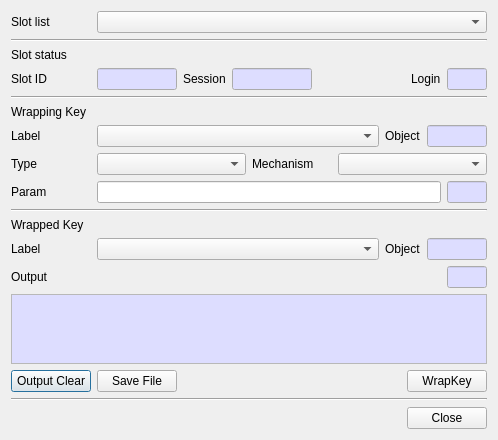
First picture: the form in CryptokiMan/wrap_key_dlg.ui, repository jykim74/CryptokiMan, before the edit.
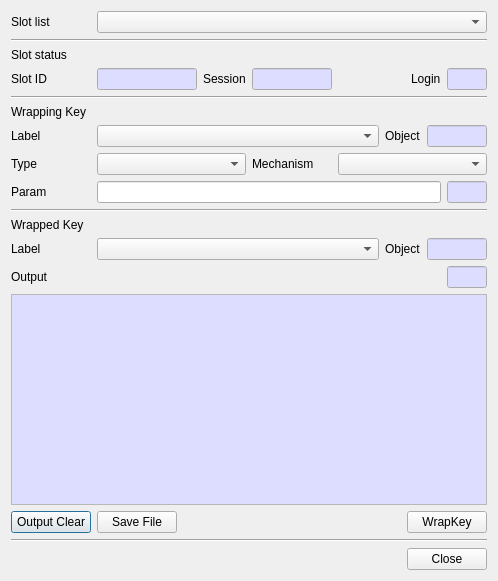
Second picture: the form after the edit.

The edit to the form file:
```diff
--- a/CryptokiMan/wrap_key_dlg.ui
+++ b/CryptokiMan/wrap_key_dlg.ui
@@ -7,7 +7,7 @@
     <x>0</x>
     <y>0</y>
     <width>498</width>
-    <height>437</height>
+    <height>581</height>
    </rect>
   </property>
   <property name="windowTitle">
@@ -67,7 +67,7 @@
       <widget class="QLineEdit" name="mSlotIDText">
        <property name="maximumSize">
         <size>
-         <width>80</width>
+         <width>100</width>
          <height>16777215</height>
         </size>
        </property>
@@ -714,9 +714,7 @@
       </palette>
      </property>
      <property name="font">
-      <font>
-       <family>굴림체</family>
-      </font>
+      <font/>
      </property>
      <property name="readOnly">
       <bool>true</bool>
```
